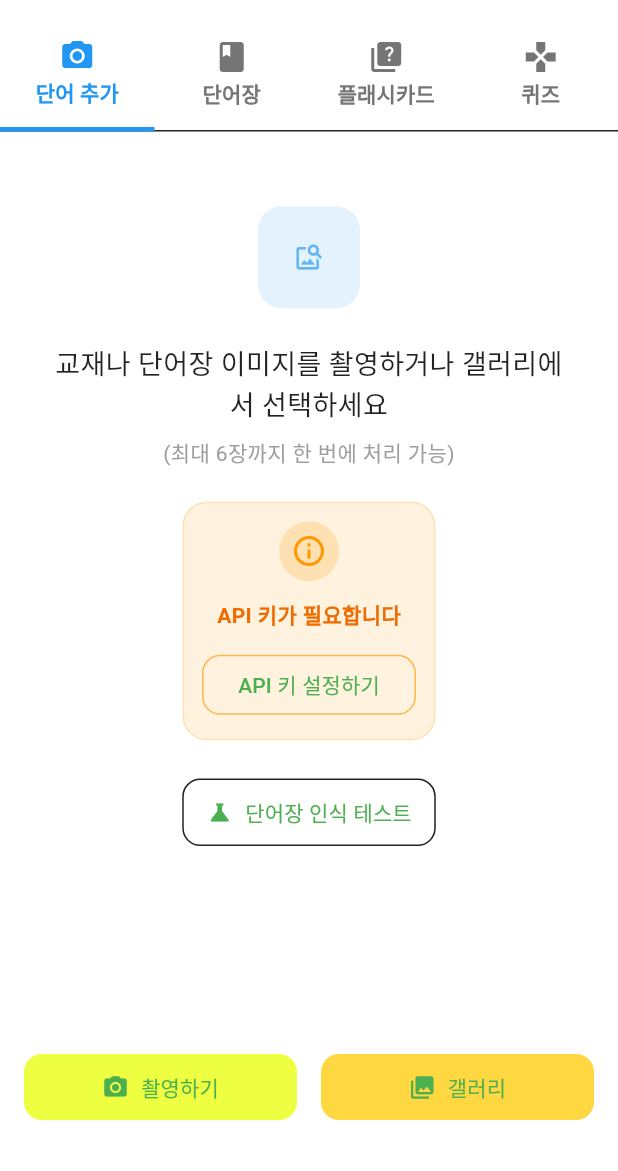
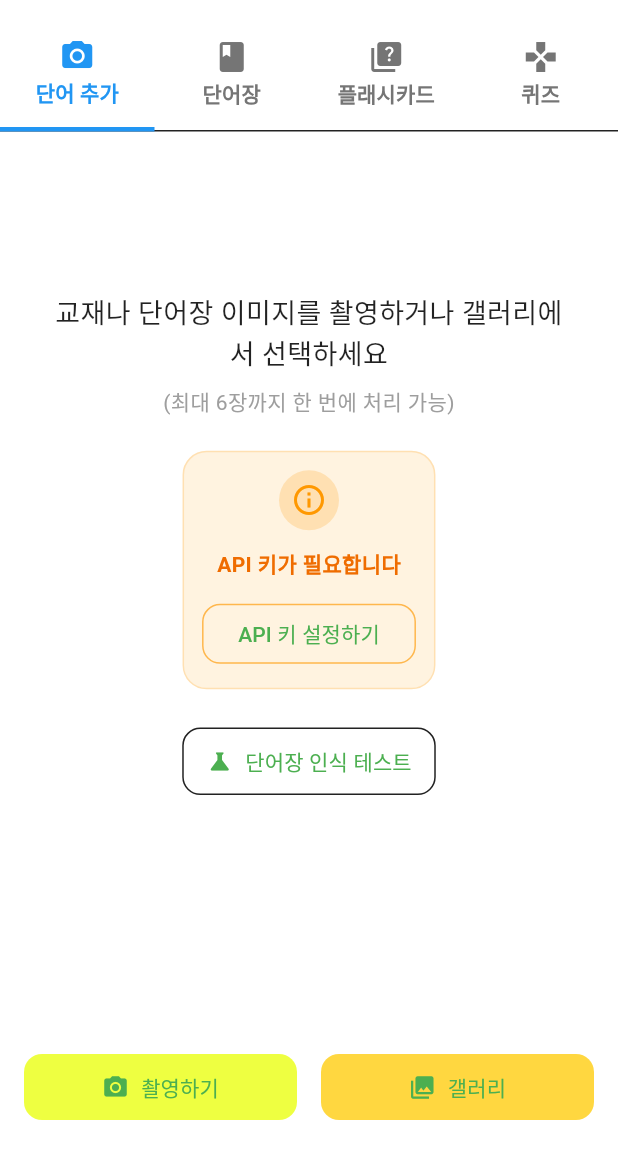
Before and after one commit to taehun2123/voca_app, a Flutter app: the screen it shows after launch, on a phone screen of 412 x 824 dp, the part 65-1236 px from its top. Run offline on Flutter 3.47's test engine with Material 3 defaults, Android fonts, the phone set to English and light mode, and no system bars; our stand-ins replace flutter_tts, image_picker, shared_preferences, sqflite; accounts and stored records are empty; Roboto replaces fonts that are missing (Pretendard).

Commit message:
update: 앱 아이콘 변경, 다크모드 일부 추가

```diff
--- a/lib/screens/home_screen.dart
+++ b/lib/screens/home_screen.dart
@@ -752,18 +752,6 @@ class _HomePageState extends State<HomePage>
                 child: Column(
                   mainAxisAlignment: MainAxisAlignment.center,
                   children: [
-                    Container(
-                      decoration: BoxDecoration(
-                        color: Colors.blue.shade50,
-                        borderRadius: BorderRadius.circular(16),
-                      ),
-                      padding: EdgeInsets.all(24),
-                      child: Icon(
-                        Icons.image_search,
-                        size: 20,
-                        color: Colors.blue.shade300,
-                      ),
-                    ),
                     const SizedBox(height: 24),
                     const Text(
                       '교재나 단어장 이미지를 촬영하거나 갤러리에서 선택하세요',
@@ -781,10 +769,15 @@ class _HomePageState extends State<HomePage>
                     if (_isUsingOpenAI)
                       Container(
                         decoration: BoxDecoration(
-                          color: Colors.green.shade50,
+                          color: Theme.of(context).brightness == Brightness.dark
+                            ? Colors.green.shade900
+                            : Colors.green.shade50,
                           borderRadius: BorderRadius.circular(16),
                           border: Border.all(
-                            color: Colors.green.shade100,
+                            color:
+                                Theme.of(context).brightness == Brightness.dark
+                                    ? Colors.green.shade900.withOpacity(0.3)
+                                    : Colors.green.shade50,
                             width: 1,
                           ),
                         ),
@@ -794,12 +787,18 @@ class _HomePageState extends State<HomePage>
                             Container(
                               padding: EdgeInsets.all(8),
                               decoration: BoxDecoration(
-                                color: Colors.green.shade100,
+                                color: Theme.of(context).brightness ==
+                                        Brightness.dark
+                                    ? Colors.green.shade700
+                                    : Colors.green.shade300,
                                 shape: BoxShape.circle,
                               ),
                               child: Icon(
                                 Icons.check_circle,
-                                color: Colors.green,
+                                color: Theme.of(context).brightness ==
+                                        Brightness.dark
+                                    ? Colors.green.shade300
+                                    : Colors.green,
                                 size: 20,
                               ),
                             ),
@@ -808,7 +807,9 @@ class _HomePageState extends State<HomePage>
                               'OpenAI 사용 중',
                               style: TextStyle(
                                 fontWeight: FontWeight.bold,
-                                color: Colors.green[800],
+                                color: Theme.of(context).brightness == Brightness.dark
+                            ? Colors.green.shade50
+                            : Colors.green.shade900,
                               ),
                             ),
                           ],
```
Also changed, not shown: 25 other files.
